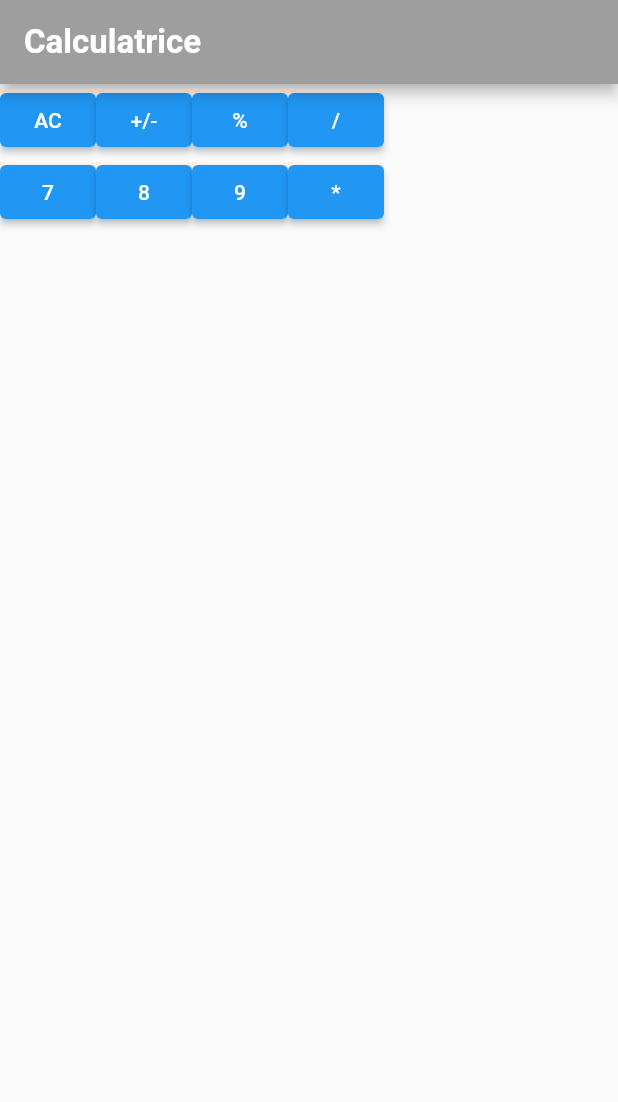
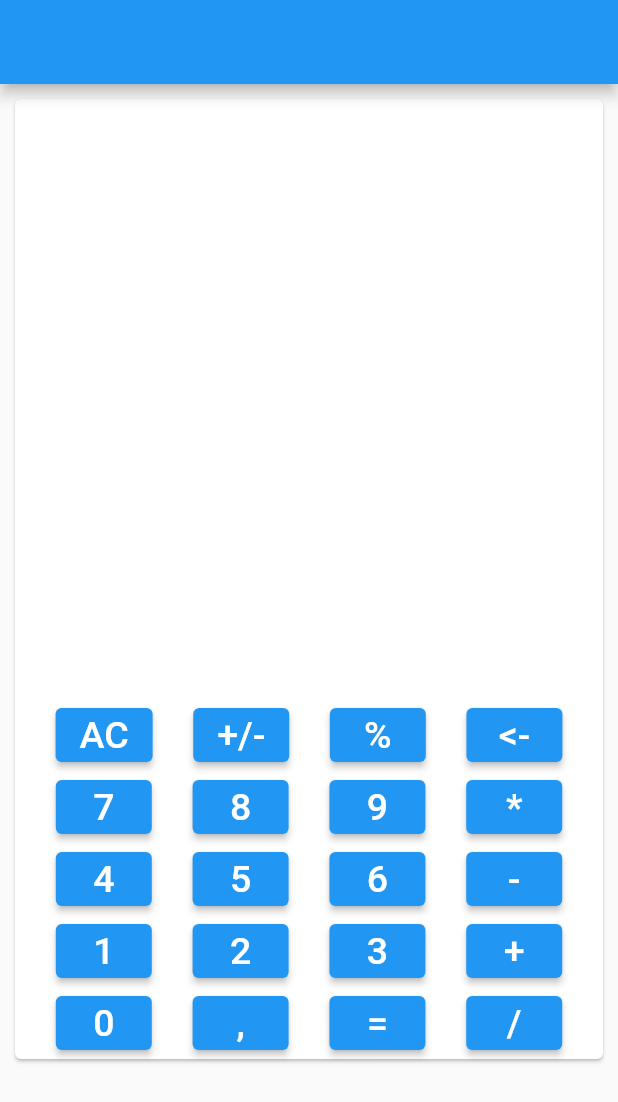
Before and after one commit to pape-medoune/Calculator-with-flutter, a Flutter app: the screen it shows after launch, on a phone screen of 412 x 824 dp. Shown: the top 1102 px of the screen. Run offline on Flutter 3.47's test engine with Material 2 defaults, Android fonts, the phone set to English and light mode, and no system bars.

Commit message:
Button UI

```diff
--- a/app/lib/calculatrice/calculatrice.dart
+++ /dev/null
@@ -1,92 +0,0 @@
-import 'package:flutter/material.dart';
-
-class Calculator extends StatelessWidget {
-  const Calculator({Key? key});
-
-  @override
-  Widget build(BuildContext context) {
-    return Scaffold(
-      appBar: AppBar(
-        backgroundColor: Colors.grey,
-        title: const Text(
-          "Calculatrice",
-          style: TextStyle(
-            fontSize: 22,
-            fontWeight: FontWeight.bold,
-            color: Colors.white,
-          ),
-        ),
-      ),
-      body: Center(
-        child: Column(
-          children: [
-            Row(
-              children: [
-                ElevatedButton(
-                  onPressed: () {},
-                  style: ElevatedButton.styleFrom(
-                    backgroundColor: Colors.blue,
-                  ),
-                  child: Text("AC"),
-                ),
-                ElevatedButton(
-                  onPressed: () {},
-                  style: ElevatedButton.styleFrom(
-                    backgroundColor: Colors.blue,
-                  ),
-                  child: Text("+/-"),
-                ),
-                ElevatedButton(
-                  onPressed: () {},
-                  style: ElevatedButton.styleFrom(
-                    backgroundColor: Colors.blue,
-                  ),
-                  child: Text("%"),
-                ),
-                ElevatedButton(
-                  onPressed: () {},
-                  style: ElevatedButton.styleFrom(
-                    backgroundColor: Colors.blue,
-                  ),
-                  child: Text("/"),
-                ),
-              ],
-            ),
-            Row(
-              children: [
-                ElevatedButton(
-                  onPressed: () {},
-                  style: ElevatedButton.styleFrom(
-                    backgroundColor: Colors.blue,
-                  ),
-                  child: Text("7"),
-                ),
-                ElevatedButton(
-                  onPressed: () {},
-                  style: ElevatedButton.styleFrom(
-                    backgroundColor: Colors.blue,
-                  ),
-                  child: Text("8"),
-                ),
-                ElevatedButton(
-                  onPressed: () {},
-                  style: ElevatedButton.styleFrom(
-                    backgroundColor: Colors.blue,
-                  ),
-                  child: Text("9"),
-                ),
-                ElevatedButton(
-                  onPressed: () {},
-                  style: ElevatedButton.styleFrom(
-                    backgroundColor: Colors.blue,
-                  ),
-                  child: Text("*"),
-                ),
-              ],
-            ),
-          ],
-        ),
-      ),
-    );
-  }
-}
--- a/app/lib/main.dart
+++ b/app/lib/main.dart
@@ -1,4 +1,4 @@
-import 'package:app/calculatrice/calculatrice.dart';
+import 'package:app/pages/calculatrice.dart';
 import 'package:flutter/material.dart';
 
 void main() {
@@ -14,7 +14,7 @@ class MyApp extends StatelessWidget {
     return const MaterialApp(
       title: 'Flutter Demo',
       debugShowCheckedModeBanner: false,
-      home: Calculator(),
+      home: Calculatrice(),
     );
   }
 }
--- /dev/null
+++ b/app/lib/pages/calculatrice.dart
@@ -0,0 +1,97 @@
+import 'dart:ui';
+
+import 'package:flutter/material.dart';
+
+class Calculatrice extends StatelessWidget {
+  const Calculatrice({super.key});
+
+  @override
+  Widget build(BuildContext context) {
+    return Scaffold(
+      appBar: AppBar(),
+      body: SingleChildScrollView(
+        child: Card(
+          margin: const EdgeInsets.all(10),
+          child: Column(
+            crossAxisAlignment: CrossAxisAlignment.center,
+            children: [
+              const Row(
+                children: [
+                  SizedBox(
+                    height: 200,
+                  ),
+                  SizedBox(
+                    width: double.minPositive,
+                    height: 70,
+                  ),
+                  SizedBox(
+                    width: double.minPositive,
+                    height: 70,
+                  ),
+                ],
+              ),
+              const SizedBox(
+                height: 200,
+              ),
+              Row(
+                mainAxisAlignment: MainAxisAlignment.spaceEvenly,
+                children: [
+                  createButton("AC", Colors.white, Colors.blue),
+                  createButton("+/-", Colors.white, Colors.blue),
+                  createButton("%", Colors.white, Colors.blue),
+                  createButton("<-", Colors.white, Colors.blue),
+                ],
+              ),
+              Row(
+                mainAxisAlignment: MainAxisAlignment.spaceEvenly,
+                children: [
+                  createButton("7", Colors.white, Colors.blue),
+                  createButton("8", Colors.white, Colors.blue),
+                  createButton("9", Colors.white, Colors.blue),
+                  createButton("*", Colors.white, Colors.blue),
+                ],
+              ),
+              Row(
+                mainAxisAlignment: MainAxisAlignment.spaceEvenly,
+                children: [
+                  createButton("4", Colors.white, Colors.blue),
+                  createButton("5", Colors.white, Colors.blue),
+                  createButton("6", Colors.white, Colors.blue),
+                  createButton("-", Colors.white, Colors.blue),
+                ],
+              ),
+              Row(
+                mainAxisAlignment: MainAxisAlignment.spaceEvenly,
+                children: [
+                  createButton("1", Colors.white, Colors.blue),
+                  createButton("2", Colors.white, Colors.blue),
+                  createButton("3", Colors.white, Colors.blue),
+                  createButton("+", Colors.white, Colors.blue),
+                ],
+              ),
+              Row(
+                mainAxisAlignment: MainAxisAlignment.spaceEvenly,
+                children: [
+                  createButton("0", Colors.white, Colors.blue),
+                  createButton(",", Colors.white, Colors.blue),
+                  createButton("=", Colors.white, Colors.blue),
+                  createButton("/", Colors.white, Colors.blue),
+                ],
+              )
+            ],
+          ),
+        ),
+      ),
+    );
+  }
+
+  ElevatedButton createButton(String chiffre, Color color, Color bgColor) {
+    return ElevatedButton(
+      onPressed: () {},
+      style: ElevatedButton.styleFrom(
+        backgroundColor: bgColor,
+      ),
+      child: Text(chiffre, style: TextStyle(color: color, fontSize: 25)),
+    );
+  }
+}
```
